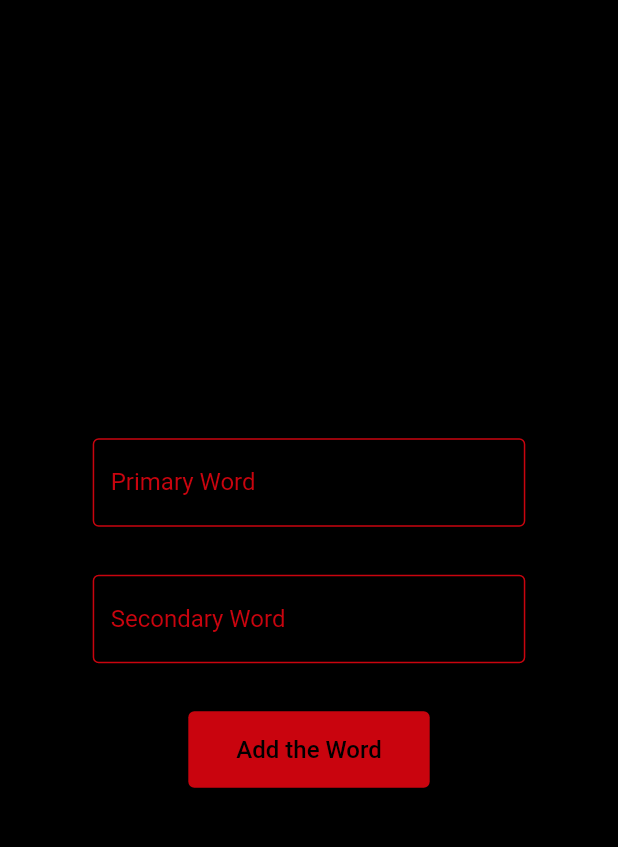
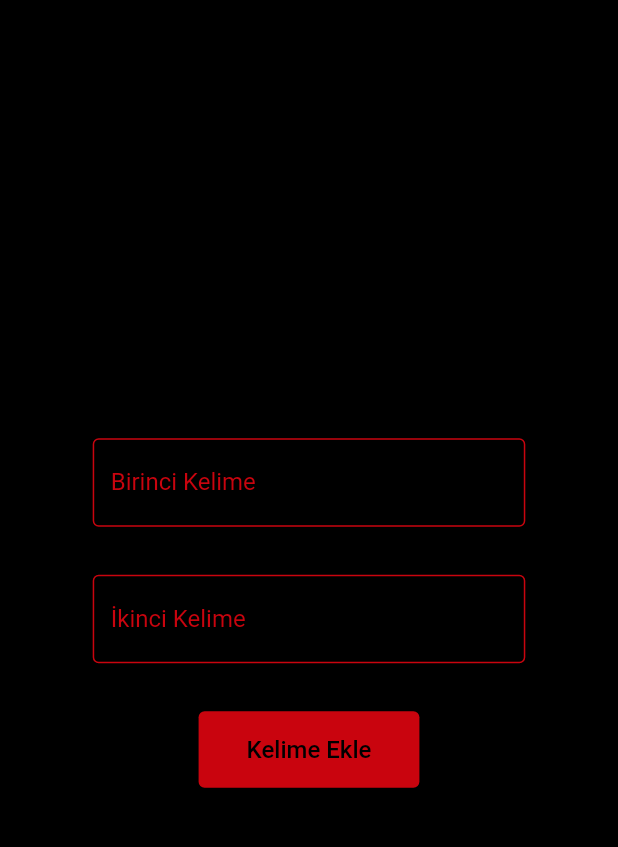
Before and after one commit to AhmetOcak/ForeingWordApp, a Flutter app: the AddWordView screen opened by its route, on a phone screen of 412 x 824 dp, the part 59-906 px from its top. Run offline on Flutter 3.47's test engine with Material 2 defaults, Android fonts, the phone set to English and light mode, and no system bars; our stand-ins replace shared_preferences; accounts and stored records are empty.

Commit message:
texts converted to turkish

```diff
--- a/lib/core/constants/constants.dart
+++ b/lib/core/constants/constants.dart
@@ -23,14 +23,14 @@ const Color ERROR_COLOR = Color(0xFFFF604F);
 // TEXTS
 const String HOME = "MY WORDS";
 const String ADD_WORD = "ADD WORD";
-const String BUTTON_TEXT = "Add the Word";
-const String TEXTFIELD_P_TEXT = "Primary Word";
-const String TEXTFIELD_S_TEXT = "Secondary Word";
-const String SUCCESSFULL = "The word has been successfully added!!";
-const String UNSUCCESSFULL = "Please fill in all fields!!";
-const String WORD_GAME = "Word Game";
-const String WORD_GAME_BUTTON_TEXT = "Guess";
-const String NO_WORD = "You don't have words!!";
+const String BUTTON_TEXT = "Kelime Ekle";
+const String TEXTFIELD_P_TEXT = "Birinci Kelime";
+const String TEXTFIELD_S_TEXT = "İkinci Kelime";
+const String SUCCESSFULL = "Kelime başarıyla eklendi!!";
+const String UNSUCCESSFULL = "Lütfen tüm boşlukları doldurunuz!!";
+const String WORD_GAME = "Kelime Oyunu";
+const String WORD_GAME_BUTTON_TEXT = "Tahmin Et";
+const String NO_WORD = "Sizin hiç kelimeniz yok!!";
 
 // ROUTE NAME
 const String HOME_SCREEN = '/';
```
